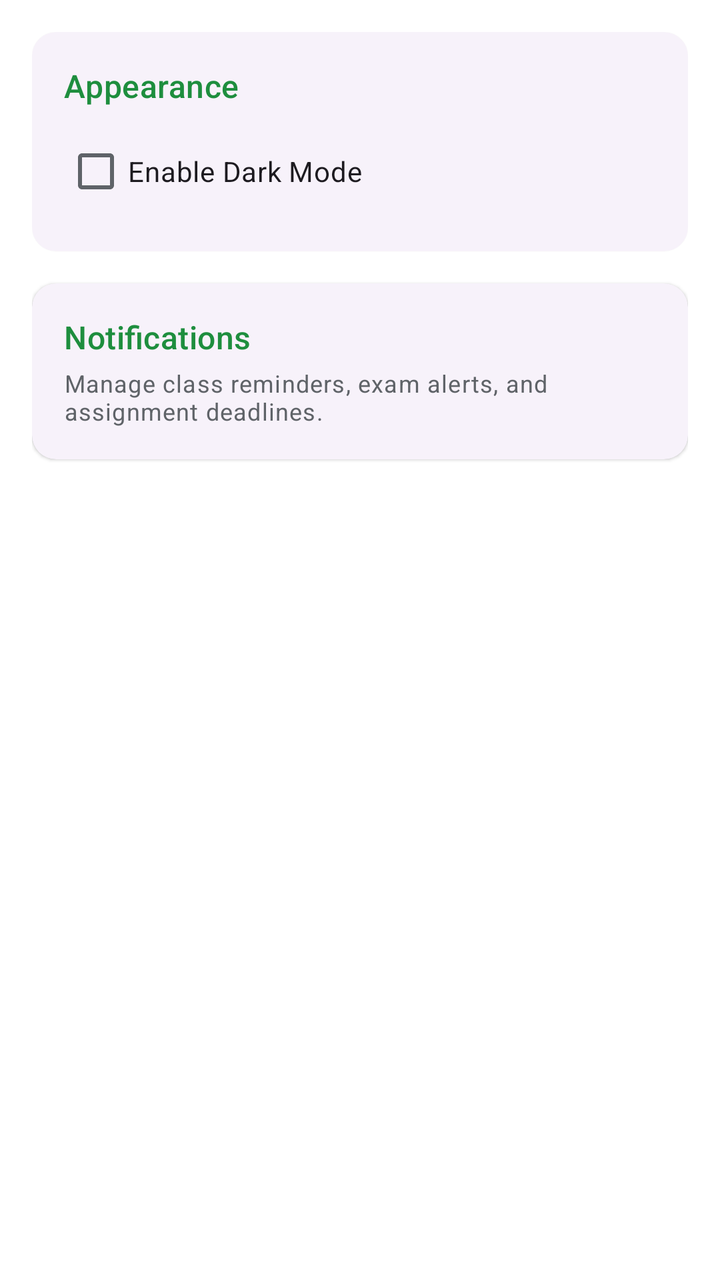
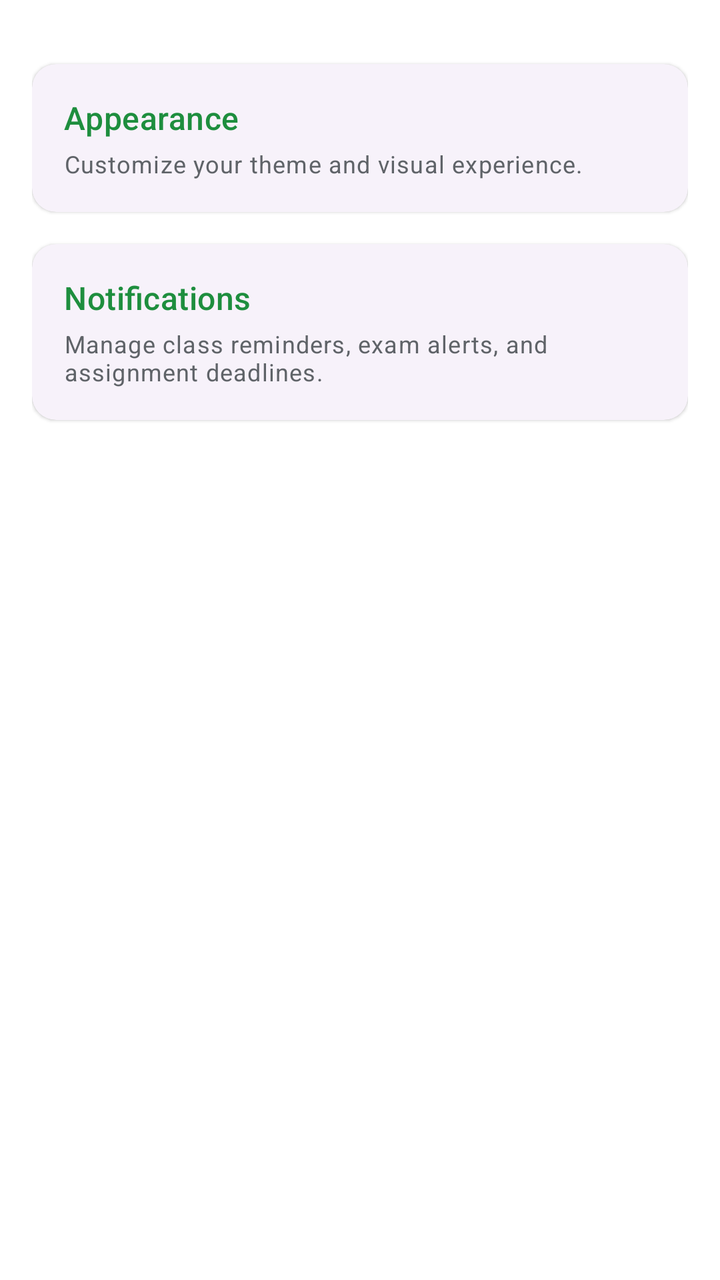

The first picture is an Android layout as it rendered before a commit; the second is the same layout after the commit. The layout source and the unified diff follow.
<!-- AndroidManifest.xml: application theme Theme.Studbuddy -->
<!-- res/layout/fragment_settings.xml -->
<?xml version="1.0" encoding="utf-8"?>
<LinearLayout xmlns:android="http://schemas.android.com/apk/res/android"
    xmlns:app="http://schemas.android.com/apk/res-auto"
    android:layout_width="match_parent"
    android:layout_height="match_parent"
    android:background="?attr/colorSurface"
    android:orientation="vertical"
    android:padding="16dp">

    <com.google.android.material.card.MaterialCardView
        android:layout_width="match_parent"
        android:layout_height="wrap_content"
        style="?attr/materialCardViewElevatedStyle"
        app:cardCornerRadius="12dp">

        <LinearLayout
            android:layout_width="match_parent"
            android:layout_height="wrap_content"
            android:orientation="vertical"
            android:padding="16dp">

            <TextView
                android:layout_width="wrap_content"
                android:layout_height="wrap_content"
                android:text="Appearance"
                android:textAppearance="?attr/textAppearanceTitleMedium"
                android:textColor="?attr/colorPrimary" />

            <com.google.android.material.checkbox.MaterialCheckBox
                android:id="@+id/cbDarkMode"
                android:layout_width="match_parent"
                android:layout_height="wrap_content"
                android:layout_marginTop="8dp"
                android:text="Enable Dark Mode" />

        </LinearLayout>
    </com.google.android.material.card.MaterialCardView>

    <com.google.android.material.card.MaterialCardView
        android:id="@+id/cardNotifications"
        android:layout_width="match_parent"
        android:layout_height="wrap_content"
        android:layout_marginTop="16dp"
        android:clickable="true"
        android:focusable="true"
        style="?attr/materialCardViewElevatedStyle"
        app:cardCornerRadius="12dp">

        <LinearLayout
            android:layout_width="match_parent"
            android:layout_height="wrap_content"
            android:orientation="vertical"
            android:padding="16dp">

            <TextView
                android:layout_width="wrap_content"
                android:layout_height="wrap_content"
                android:text="Notifications"
                android:textAppearance="?attr/textAppearanceTitleMedium"
                android:textColor="?attr/colorPrimary" />

            <TextView
                android:layout_width="wrap_content"
                android:layout_height="wrap_content"
                android:layout_marginTop="4dp"
                android:text="Manage class reminders, exam alerts, and assignment deadlines."
                android:textAppearance="?attr/textAppearanceBodySmall"
                android:textColor="?attr/colorOnSurfaceVariant" />

        </LinearLayout>
    </com.google.android.material.card.MaterialCardView>

</LinearLayout>
<!-- resources referenced by this layout -->
<resources>
  <style name="Theme.Studbuddy" parent="Theme.Material3.DayNight.NoActionBar">
          
          <item name="colorPrimary">@color/md_theme_light_primary</item>
          <item name="colorOnPrimary">@color/md_theme_light_onPrimary</item>
          <item name="colorPrimaryContainer">@color/md_theme_light_primaryContainer</item>
          <item name="colorOnPrimaryContainer">@color/md_theme_light_onPrimaryContainer</item>
          <item name="colorSecondary">@color/md_theme_light_secondary</item>
          <item name="colorOnSecondary">@color/md_theme_light_onSecondary</item>
          <item name="colorSecondaryContainer">@color/md_theme_light_secondaryContainer</item>
          <item name="colorOnSecondaryContainer">@color/md_theme_light_onSecondaryContainer</item>
          <item name="colorTertiary">@color/md_theme_light_tertiary</item>
          <item name="colorOnTertiary">@color/md_theme_light_onTertiary</item>
          <item name="colorTertiaryContainer">@color/md_theme_light_tertiaryContainer</item>
          <item name="colorOnTertiaryContainer">@color/md_theme_light_onTertiaryContainer</item>
          <item name="colorError">@color/md_theme_light_error</item>
          <item name="colorOnError">@color/md_theme_light_onError</item>
          <item name="colorErrorContainer">@color/md_theme_light_errorContainer</item>
          <item name="colorOnErrorContainer">@color/md_theme_light_onErrorContainer</item>
          <item name="android:windowBackground">@color/md_theme_light_background</item>
          <item name="colorOutline">@color/md_theme_light_outline</item>
          <item name="colorSurfaceVariant">@color/md_theme_light_surfaceVariant</item>
          <item name="colorOnSurfaceVariant">@color/md_theme_light_onSurfaceVariant</item>
          <item name="colorSurface">@color/md_theme_light_surface</item>
          <item name="colorOnSurface">@color/md_theme_light_onSurface</item>
  
          
          <item name="headerBackground">?attr/colorSurface</item>
          <item name="headerTextColor">?attr/colorOnSurface</item>
  
          
          <item name="materialCardViewStyle">@style/Widget.Material3.CardView.Outlined</item>
      </style>
  <color name="md_theme_light_primary">#1E8E3E</color>
  <color name="md_theme_light_onPrimary">#FFFFFF</color>
  <color name="md_theme_light_primaryContainer">#E6F4EA</color>
  <color name="md_theme_light_onPrimaryContainer">#0D652D</color>
  <color name="md_theme_light_secondary">#5F6368</color>
  <color name="md_theme_light_onSecondary">#FFFFFF</color>
  <color name="md_theme_light_secondaryContainer">#E8EAED</color>
  <color name="md_theme_light_onSecondaryContainer">#202124</color>
  <color name="md_theme_light_tertiary">#1967D2</color>
  <color name="md_theme_light_onTertiary">#FFFFFF</color>
  <color name="md_theme_light_tertiaryContainer">#E8F0FE</color>
  <color name="md_theme_light_onTertiaryContainer">#174EA6</color>
  <color name="md_theme_light_error">#D93025</color>
  <color name="md_theme_light_onError">#FFFFFF</color>
  <color name="md_theme_light_errorContainer">#FCE8E6</color>
  <color name="md_theme_light_onErrorContainer">#A50E0E</color>
  <color name="md_theme_light_background">#F8F9FA</color>
  <color name="md_theme_light_outline">#DADCE0</color>
  <color name="md_theme_light_surfaceVariant">#F1F3F4</color>
  <color name="md_theme_light_onSurfaceVariant">#5F6368</color>
  <color name="md_theme_light_surface">#FFFFFF</color>
  <color name="md_theme_light_onSurface">#202124</color>
</resources>

<!-- the commit's change to res/layout/fragment_settings.xml (unified diff, before → after) -->
@@ -8,8 +8,12 @@
     android:padding="16dp">
 
     <com.google.android.material.card.MaterialCardView
+        android:id="@+id/cardAppearance"
         android:layout_width="match_parent"
         android:layout_height="wrap_content"
+        android:layout_marginTop="16dp"
+        android:clickable="true"
+        android:focusable="true"
         style="?attr/materialCardViewElevatedStyle"
         app:cardCornerRadius="12dp">
 
@@ -26,12 +30,13 @@
                 android:textAppearance="?attr/textAppearanceTitleMedium"
                 android:textColor="?attr/colorPrimary" />
 
-            <com.google.android.material.checkbox.MaterialCheckBox
-                android:id="@+id/cbDarkMode"
-                android:layout_width="match_parent"
+            <TextView
+                android:layout_width="wrap_content"
                 android:layout_height="wrap_content"
-                android:layout_marginTop="8dp"
-                android:text="Enable Dark Mode" />
+                android:layout_marginTop="4dp"
+                android:text="Customize your theme and visual experience."
+                android:textAppearance="?attr/textAppearanceBodySmall"
+                android:textColor="?attr/colorOnSurfaceVariant" />
 
         </LinearLayout>
     </com.google.android.material.card.MaterialCardView>
